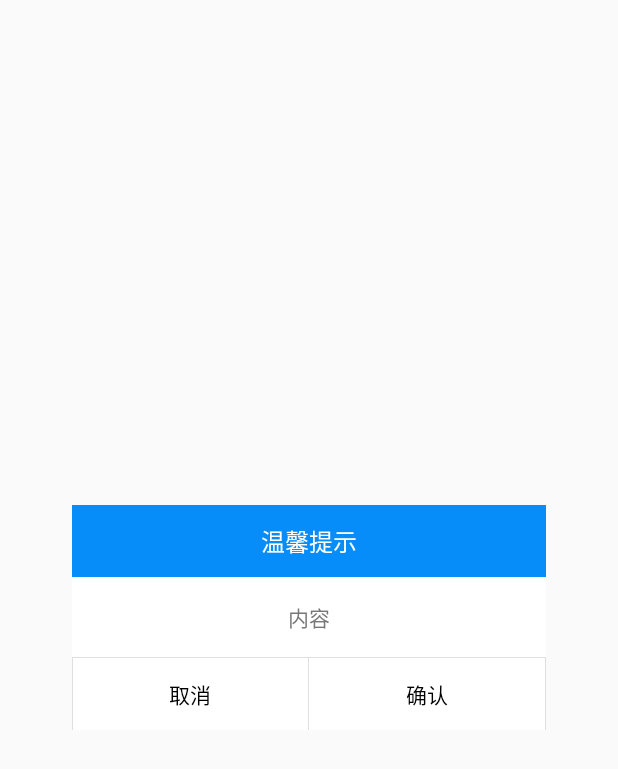
After one commit to Mkleo-github/MkMvpAndroid, an Android app: the layout dialog_tips.xml on its own in the app's theme, with its tools: preview values and no code run, on a phone screen of 412 x 824 dp. The commit adds this screen. Shown: the top 769 px of the screen. Run offline under Robolectric (Android 15) with nearby library versions, the phone set to English and light mode, and no system bars; network calls fail.

Commit message:
1.update

```diff
--- a/app/src/main/java/com/mkleo/project/base/BaseDialog.java
+++ b/app/src/main/java/com/mkleo/project/base/BaseDialog.java
@@ -40,7 +40,7 @@ public abstract class BaseDialog extends Dialog {
             } else if (Build.VERSION.SDK_INT < Build.VERSION_CODES.O) {
                 getWindow().setType(WindowManager.LayoutParams.TYPE_PHONE);
             } else {
-                getWindow().setType(WindowManager.LayoutParams.TYPE_APPLICATION_OVERLAY);
+                getWindow().setType(WindowManager.LayoutParams.TYPE_SYSTEM_DIALOG);
             }
         }
         onDialogCreate(mView);
--- /dev/null
+++ b/app/src/main/res/layout/dialog_tips.xml
@@ -0,0 +1,88 @@
+<?xml version="1.0" encoding="utf-8"?>
+<RelativeLayout xmlns:android="http://schemas.android.com/apk/res/android"
+    android:layout_width="match_parent"
+    android:layout_height="match_parent"
+    android:layout_gravity="center"
+    android:background="@color/transparent"
+    android:padding="@dimen/space_48">
+
+    <LinearLayout
+        android:layout_width="match_parent"
+        android:layout_height="wrap_content"
+        android:layout_centerInParent="true"
+        android:background="@color/white"
+        android:orientation="vertical">
+
+        <TextView
+            android:id="@+id/tv_title"
+            android:layout_width="match_parent"
+            android:layout_height="wrap_content"
+            android:background="@color/title_blue"
+            android:gravity="center"
+            android:padding="@dimen/space_12"
+            android:text="温馨提示"
+            android:textColor="@color/white"
+            android:textSize="@dimen/text_size_16" />
+
+        <TextView
+            android:id="@+id/tv_content"
+            style="@style/TextAppearance.AppCompat.Body1"
+            android:layout_width="match_parent"
+            android:layout_height="0dp"
+            android:gravity="center"
+            android:layout_weight="1"
+            android:padding="@dimen/space_16"
+            android:text="内容"
+            android:textColor="@color/text_gray1" />
+
+        <TextView
+            android:layout_width="match_parent"
+            android:layout_height="1px"
+            android:background="@color/line_bg" />
+
+        <LinearLayout
+            android:layout_width="match_parent"
+            android:layout_height="@dimen/space_48"
+            android:orientation="horizontal">
+
+            <TextView
+                android:layout_width="1px"
+                android:layout_height="match_parent"
+                android:background="@color/line_bg" />
+
+            <Button
+                android:id="@+id/btn_left"
+                android:layout_width="0dp"
+                android:layout_height="match_parent"
+                android:layout_weight="1"
+                android:background="@color/transparent"
+                android:gravity="center"
+                android:text="取消"
+                android:textColor="@color/black"
+                android:textSize="@dimen/text_size_14" />
+
+            <TextView
+                android:layout_width="1px"
+                android:layout_height="match_parent"
+                android:background="@color/line_bg" />
+
+            <Button
+                android:id="@+id/btn_right"
+                android:layout_width="0dp"
+                android:layout_height="match_parent"
+                android:layout_weight="1"
+                android:background="@color/transparent"
+                android:gravity="center"
+                android:text="确认"
+                android:textColor="@color/black"
+                android:textSize="@dimen/text_size_14" />
+
+            <TextView
+                android:layout_width="1px"
+                android:layout_height="match_parent"
+                android:background="@color/line_bg" />
+        </LinearLayout>
+
+    </LinearLayout>
+
+</RelativeLayout>
--- a/build.gradle
+++ b/build.gradle
@@ -11,7 +11,7 @@ buildscript {
         maven { url "https://jitpack.io" }
     }
     dependencies {
-        classpath 'com.android.tools.build:gradle:3.6.2'
+        classpath 'com.android.tools.build:gradle:3.6.3'
 
         // NOTE: Do not place your application dependencies here; they belong
         // in the individual module build.gradle files
```
Also changed, not shown: app/src/main/java/com/mkleo/project/app/App.java (+20 -5 lines), app/src/main/java/com/mkleo/project/base/UIKit.java (added, +157 -0 lines), app/src/main/java/com/mkleo/project/widgets/ProgressDialog.java (added, +83 -0 lines), app/src/main/java/com/mkleo/project/widgets/TipsDialog.java (added, +112 -0 lines), app/src/main/res/layout/dialog_progress.xml (added, +73 -0 lines), app/src/main/res/values/colors.xml (+133 -3 lines).
